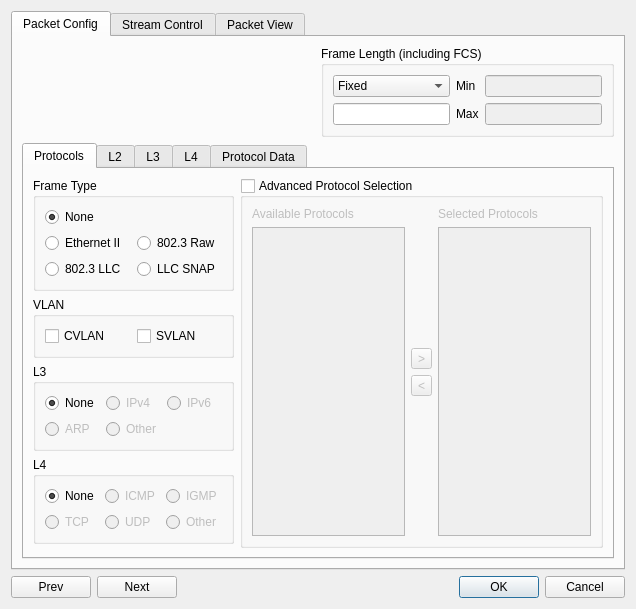
The window that client/streamconfigdialog.ui (pstavirs/ostinato) describes before a commit, drawn with Qt 5.
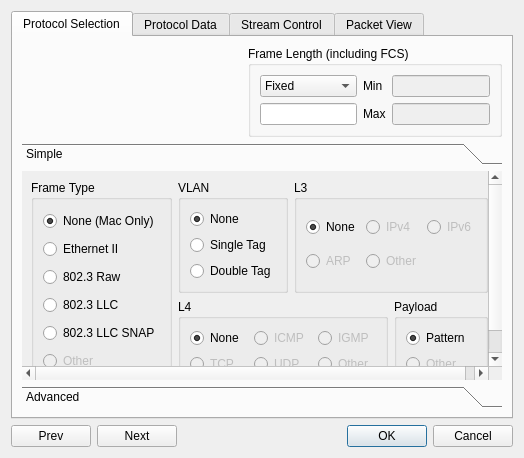
The same window after the commit. The open tabs and pages were chosen to show the change. Icons and pictures are not drawn. Custom widgets are drawn as their Qt base class.

The edit to the form file:
```diff
--- a/client/streamconfigdialog.ui
+++ b/client/streamconfigdialog.ui
@@ -8,8 +8,8 @@
    <rect>
     <x>0</x>
     <y>0</y>
-    <width>636</width>
-    <height>589</height>
+    <width>524</width>
+    <height>458</height>
    </rect>
   </property>
   <property name="sizePolicy" >
@@ -35,8 +35,8 @@
   <property name="modal" >
    <bool>true</bool>
   </property>
-  <layout class="QVBoxLayout" >
-   <item>
+  <layout class="QGridLayout" >
+   <item row="0" column="0" >
     <widget class="QTabWidget" name="twTopLevel" >
      <property name="toolTip" >
       <string/>
@@ -46,7 +46,7 @@
      </property>
      <widget class="QWidget" name="packetConfigTab" >
       <attribute name="title" >
-       <string>Packet Config</string>
+       <string>Protocol Selection</string>
       </attribute>
       <layout class="QGridLayout" >
        <item row="0" column="0" >
@@ -56,7 +56,7 @@
          </property>
          <property name="sizeHint" >
           <size>
-           <width>171</width>
+           <width>241</width>
            <height>20</height>
           </size>
          </property>
@@ -164,34 +164,40 @@
         </widget>
        </item>
        <item row="1" column="0" colspan="2" >
-        <widget class="QTabWidget" name="twProto" >
+        <widget class="QToolBox" name="tbSelectProtocols" >
          <property name="currentIndex" >
           <number>4</number>
          </property>
-         <widget class="QWidget" name="tab_7" >
-          <attribute name="title" >
-           <string>Protocols</string>
+         <widget class="QWidget" name="page" >
+          <property name="geometry" >
+           <rect>
+            <x>0</x>
+            <y>0</y>
+            <width>465</width>
+            <height>226</height>
+           </rect>
+          </property>
+          <attribute name="label" >
+           <string>Simple</string>
           </attribute>
-          <layout class="QHBoxLayout" >
-           <item>
-            <layout class="QVBoxLayout" >
-             <item>
+          <layout class="QGridLayout" >
+           <item rowspan="2" row="0" column="0" >
               <widget class="QGroupBox" name="gbFrameType" >
                <property name="title" >
                 <string>Frame Type</string>
                </property>
-               <layout class="QGridLayout" >
-                <item row="0" column="0" >
+             <layout class="QVBoxLayout" >
+              <item>
                  <widget class="QRadioButton" name="rbFtNone" >
                   <property name="text" >
-                   <string>None</string>
+                 <string>None (Mac Only)</string>
                   </property>
                   <property name="checked" >
                    <bool>true</bool>
                   </property>
                  </widget>
                 </item>
-                <item row="1" column="0" >
+              <item>
                  <widget class="QRadioButton" name="rbFtEthernet2" >
                   <property name="text" >
                    <string>Ethernet II</string>
@@ -201,14 +207,14 @@
                   </property>
                  </widget>
                 </item>
-                <item row="1" column="1" >
+              <item>
                  <widget class="QRadioButton" name="rbFt802Dot3Raw" >
                   <property name="text" >
                    <string>802.3 Raw</string>
                   </property>
                  </widget>
                 </item>
-                <item row="2" column="0" >
+              <item>
                  <widget class="QRadioButton" name="rbFt802Dot3Llc" >
                   <property name="text" >
                    <string>802.3 LLC</string>
@@ -218,17 +224,27 @@
                   </property>
                  </widget>
                 </item>
-                <item row="2" column="1" >
+              <item>
                  <widget class="QRadioButton" name="rbFtLlcSnap" >
                   <property name="text" >
-                   <string>LLC SNAP</string>
-                  </property>
-                 </widget>
-                </item>
-               </layout>
+                 <string>802.3 LLC SNAP</string>
+                </property>
               </widget>
              </item>
              <item>
+               <widget class="QRadioButton" name="rbFtOther" >
+                <property name="enabled" >
+                 <bool>false</bool>
+                </property>
+                <property name="text" >
+                 <string>Other</string>
+                </property>
+               </widget>
+              </item>
+             </layout>
+            </widget>
+           </item>
+           <item row="0" column="1" >
               <widget class="QGroupBox" name="gbVlan" >
                <property name="enabled" >
                 <bool>true</bool>
@@ -242,31 +258,35 @@
                <property name="checked" >
                 <bool>false</bool>
                </property>
-               <layout class="QHBoxLayout" >
+             <layout class="QVBoxLayout" >
                 <item>
-                 <widget class="QCheckBox" name="cbCVlan" >
-                  <property name="enabled" >
+               <widget class="QRadioButton" name="rbVlanNone" >
+                <property name="text" >
+                 <string>None</string>
+                </property>
+                <property name="checked" >
                    <bool>true</bool>
                   </property>
+               </widget>
+              </item>
+              <item>
+               <widget class="QRadioButton" name="rbVlanSingle" >
                   <property name="text" >
-                   <string>CVLAN</string>
+                 <string>Single Tag</string>
                   </property>
                  </widget>
                 </item>
                 <item>
-                 <widget class="QCheckBox" name="cbSVlan" >
-                  <property name="enabled" >
-                   <bool>true</bool>
-                  </property>
+               <widget class="QRadioButton" name="rbVlanDouble" >
                   <property name="text" >
-                   <string>SVLAN</string>
+                 <string>Double Tag</string>
                   </property>
                  </widget>
                 </item>
                </layout>
               </widget>
              </item>
-             <item>
+           <item row="0" column="2" colspan="2" >
               <widget class="QGroupBox" name="gbL3Proto" >
                <property name="title" >
                 <string>L3</string>
@@ -328,7 +348,7 @@
                </layout>
               </widget>
              </item>
-             <item>
+           <item row="1" column="1" colspan="2" >
               <widget class="QGroupBox" name="gbL4Proto" >
                <property name="title" >
                 <string>L4</string>
@@ -397,34 +417,62 @@
                </layout>
               </widget>
              </item>
+           <item row="1" column="3" >
+            <widget class="QGroupBox" name="gbPayloadProto" >
+             <property name="title" >
+              <string>Payload</string>
+             </property>
+             <layout class="QVBoxLayout" >
              <item>
+               <widget class="QRadioButton" name="rbPayloadPattern" >
+                <property name="text" >
+                 <string>Pattern</string>
+                </property>
+                <property name="checked" >
+                 <bool>true</bool>
+                </property>
+               </widget>
+              </item>
+              <item>
+               <widget class="QRadioButton" name="rbPayloadOther" >
+                <property name="enabled" >
+                 <bool>false</bool>
+                </property>
+                <property name="text" >
+                 <string>Other</string>
+                </property>
+               </widget>
+              </item>
+             </layout>
+            </widget>
+           </item>
+           <item row="2" column="1" >
               <spacer>
                <property name="orientation" >
                 <enum>Qt::Vertical</enum>
                </property>
                <property name="sizeHint" >
                 <size>
-                 <width>182</width>
-                 <height>16</height>
+               <width>107</width>
+               <height>24</height>
                 </size>
                </property>
               </spacer>
              </item>
             </layout>
-           </item>
-           <item>
-            <widget class="QGroupBox" name="groupBox" >
-             <property name="title" >
-              <string>Advanced Protocol Selection</string>
-             </property>
-             <property name="checkable" >
-              <bool>true</bool>
-             </property>
-             <property name="checked" >
-              <bool>false</bool>
-             </property>
-             <layout class="QHBoxLayout" >
-              <item>
+         </widget>
+         <widget class="QWidget" name="page_2" >
+          <property name="geometry" >
+           <rect>
+            <x>0</x>
+            <y>0</y>
+            <width>250</width>
+            <height>135</height>
+           </rect>
+          </property>
+          <attribute name="label" >
+           <string>Advanced</string>
+          </attribute>
                <layout class="QHBoxLayout" >
                 <item>
                  <layout class="QVBoxLayout" >
@@ -436,7 +484,17 @@
                    </widget>
                   </item>
                   <item>
-                   <widget class="QListView" name="lvAllProtocols" />
+              <widget class="QListView" name="lvAllProtocols" >
+               <property name="dragEnabled" >
+                <bool>true</bool>
+               </property>
+               <property name="selectionMode" >
+                <enum>QAbstractItemView::ExtendedSelection</enum>
+               </property>
+               <property name="selectionBehavior" >
+                <enum>QAbstractItemView::SelectRows</enum>
+               </property>
+              </widget>
                   </item>
                  </layout>
                 </item>
@@ -456,16 +514,15 @@
                    </spacer>
                   </item>
                   <item>
-                   <widget class="QToolButton" name="toolButton" >
+              <widget class="QToolButton" name="tbAdd" >
+               <property name="enabled" >
+                <bool>false</bool>
+               </property>
                     <property name="text" >
                      <string>></string>
                     </property>
-                   </widget>
-                  </item>
-                  <item>
-                   <widget class="QToolButton" name="toolButton_2" >
-                    <property name="text" >
-                     <string>&lt;</string>
+               <property name="icon" >
+                <iconset resource="ostinato.qrc" >:/icons/arrow_right.png</iconset>
                     </property>
                    </widget>
                   </item>
@@ -494,35 +551,77 @@
                    </widget>
                   </item>
                   <item>
-                   <widget class="QListView" name="lvSelectedProtocols" />
-                  </item>
-                 </layout>
-                </item>
+              <layout class="QHBoxLayout" >
+               <item>
+                <widget class="QToolButton" name="tbUp" >
+                 <property name="enabled" >
+                  <bool>false</bool>
+                 </property>
+                 <property name="text" >
+                  <string>^</string>
+                 </property>
+                 <property name="icon" >
+                  <iconset resource="ostinato.qrc" >:/icons/arrow_up.png</iconset>
+                 </property>
+                </widget>
+               </item>
+               <item>
+                <widget class="QToolButton" name="tbDown" >
+                 <property name="enabled" >
+                  <bool>false</bool>
+                 </property>
+                 <property name="text" >
+                  <string>v</string>
+                 </property>
+                 <property name="icon" >
+                  <iconset resource="ostinato.qrc" >:/icons/arrow_down.png</iconset>
+                 </property>
+                </widget>
+               </item>
+               <item>
+                <widget class="QToolButton" name="tbDelete" >
+                 <property name="enabled" >
+                  <bool>false</bool>
+                 </property>
+                 <property name="text" >
+                  <string>-</string>
+                 </property>
+                 <property name="icon" >
+                  <iconset resource="ostinato.qrc" >:/icons/delete.png</iconset>
+                 </property>
+                </widget>
+               </item>
+               <item>
+                <spacer>
+                 <property name="orientation" >
+                  <enum>Qt::Horizontal</enum>
+                 </property>
+                 <property name="sizeHint" >
+                  <size>
+                   <width>40</width>
+                   <height>20</height>
+                  </size>
+                 </property>
+                </spacer>
+               </item>
+              </layout>
+             </item>
+             <item>
+              <widget class="QListView" name="lvSelectedProtocols" >
+               <property name="selectionBehavior" >
+                <enum>QAbstractItemView::SelectRows</enum>
+               </property>
+              </widget>
+             </item>
                </layout>
               </item>
              </layout>
             </widget>
+        </widget>
            </item>
           </layout>
          </widget>
-         <widget class="QWidget" name="tab_4" >
-          <attribute name="title" >
-           <string>L2</string>
-          </attribute>
-          <layout class="QGridLayout" />
-         </widget>
-         <widget class="QWidget" name="tab_8" >
-          <attribute name="title" >
-           <string>L3</string>
-          </attribute>
-         </widget>
-         <widget class="QWidget" name="tab_6" >
-          <attribute name="title" >
-           <string>L4</string>
-          </attribute>
-          <layout class="QHBoxLayout" />
-         </widget>
-         <widget class="QWidget" name="tab" >
+     <widget class="QWidget" name="tab_2" >
           <attribute name="title" >
            <string>Protocol Data</string>
           </attribute>
@@ -536,10 +635,6 @@
            </item>
           </layout>
          </widget>
-        </widget>
-       </item>
-      </layout>
-     </widget>
      <widget class="QWidget" name="streamControlTab" >
       <attribute name="title" >
        <string>Stream Control</string>
@@ -925,7 +1020,7 @@
      </widget>
     </widget>
    </item>
-   <item>
+   <item row="1" column="0" >
     <layout class="QHBoxLayout" >
      <item>
       <widget class="QPushButton" name="pbPrev" >
```
Left out of the diff: 52 changed lines with no effect on the pictures. Lines whose indentation alone changed are shown as unchanged.
